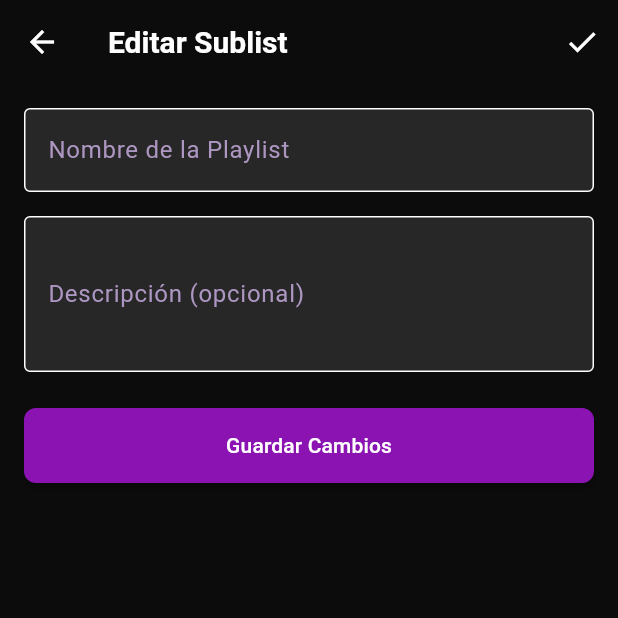
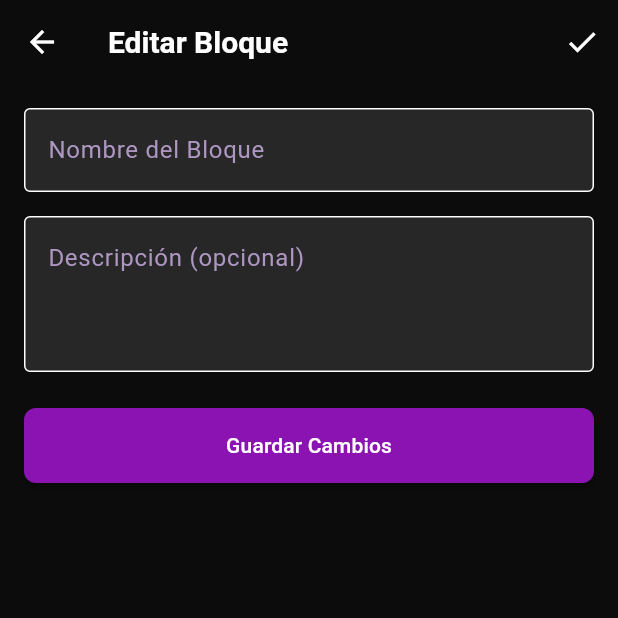
Before and after one commit to NachoL24/blocify, a Flutter app: the EditBlockScreen screen opened directly with empty values, on a phone screen of 412 x 824 dp, the top half of it. Run offline on Flutter 3.47's test engine with Material 3 defaults, Android fonts, the phone set to English and light mode, and no system bars; our stand-ins replace audio_video_progress_bar, flutter_dotenv, just_audio, shared_preferences; missing offline and left inert: auth0_flutter; accounts and stored records are empty.

Commit message:
fix: name & position of elements in playlist_detail_screen

```diff
--- a/lib/screens/create_block_screen.dart
+++ b/lib/screens/create_block_screen.dart
@@ -65,7 +65,7 @@ class _CreateBlockScreenState extends State<CreateBlockScreen> {
   Widget build(BuildContext context) {
     return Scaffold(
       appBar: AppBar(
-        title: const Text('Nueva Sublist'),
+        title: const Text('Nuevo Bloque'),
         actions: [
           IconButton(
             icon: _isLoading
@@ -84,7 +84,7 @@ class _CreateBlockScreenState extends State<CreateBlockScreen> {
               TextFormField(
                 controller: _nameController,
                 decoration: InputDecoration(
-                  labelText: 'Nombre de Sublist',
+                  labelText: 'Nombre de Bloque',
                   border: const OutlineInputBorder(),
                   labelStyle: TextStyle(color: context.colors.secondaryText),
                 ),
@@ -102,6 +102,7 @@ class _CreateBlockScreenState extends State<CreateBlockScreen> {
                   labelText: 'Descripción (opcional)',
                   border: const OutlineInputBorder(),
                   labelStyle: TextStyle(color: context.colors.secondaryText),
+                  alignLabelWithHint: true,
                 ),
                 maxLines: 3,
               ),
@@ -115,7 +116,7 @@ class _CreateBlockScreenState extends State<CreateBlockScreen> {
                 child: _isLoading
                     ? const CircularProgressIndicator()
                     : Text(
-                  'Crear Sublist',
+                  'Crear Bloque',
                   style: TextStyle(color: context.colors.permanentWhite),
                 ),
               ),
--- a/lib/screens/edit_block_screen.dart
+++ b/lib/screens/edit_block_screen.dart
@@ -76,7 +76,7 @@ class _EditBlockScreenState extends State<EditBlockScreen> {
   Widget build(BuildContext context) {
     return Scaffold(
       appBar: AppBar(
-        title: const Text('Editar Sublist'),
+        title: const Text('Editar Bloque'),
         actions: [
           IconButton(
             icon: _isLoading
@@ -95,7 +95,7 @@ class _EditBlockScreenState extends State<EditBlockScreen> {
               TextFormField(
                 controller: _nameController,
                 decoration: InputDecoration(
-                  labelText: 'Nombre de la Playlist',
+                  labelText: 'Nombre del Bloque',
                   border: const OutlineInputBorder(),
                   labelStyle: TextStyle(color: context.colors.secondaryText),
                 ),
@@ -113,6 +113,7 @@ class _EditBlockScreenState extends State<EditBlockScreen> {
                   labelText: 'Descripción (opcional)',
                   border: const OutlineInputBorder(),
                   labelStyle: TextStyle(color: context.colors.secondaryText),
+                  alignLabelWithHint: true,
                 ),
                 maxLines: 3,
               ),
--- a/lib/widgets/block_tile.dart
+++ b/lib/widgets/block_tile.dart
@@ -62,8 +62,8 @@ class _BlockTileState extends State<BlockTile> {
     final confirmed = await showDialog<bool>(
       context: context,
       builder: (context) => AlertDialog(
-        title: const Text('Eliminar Sublist'),
-        content: const Text('¿Estás seguro de que quieres eliminar este sublist?'),
+        title: const Text('Eliminar Bloque'),
+        content: const Text('¿Estás seguro de que quieres eliminar este Bloque ?'),
         actions: [
           TextButton(
             onPressed: () => Navigator.pop(context, false),
--- a/lib/widgets/blocks_section.dart
+++ b/lib/widgets/blocks_section.dart
@@ -28,7 +28,7 @@ class BlocksSection extends StatelessWidget {
           mainAxisAlignment: MainAxisAlignment.spaceBetween,
           children: [
             Text(
-              'Bloques',
+              'Blocks',
               style: TextStyle(
                 color: context.colors.text,
                 fontSize: 18,
```
